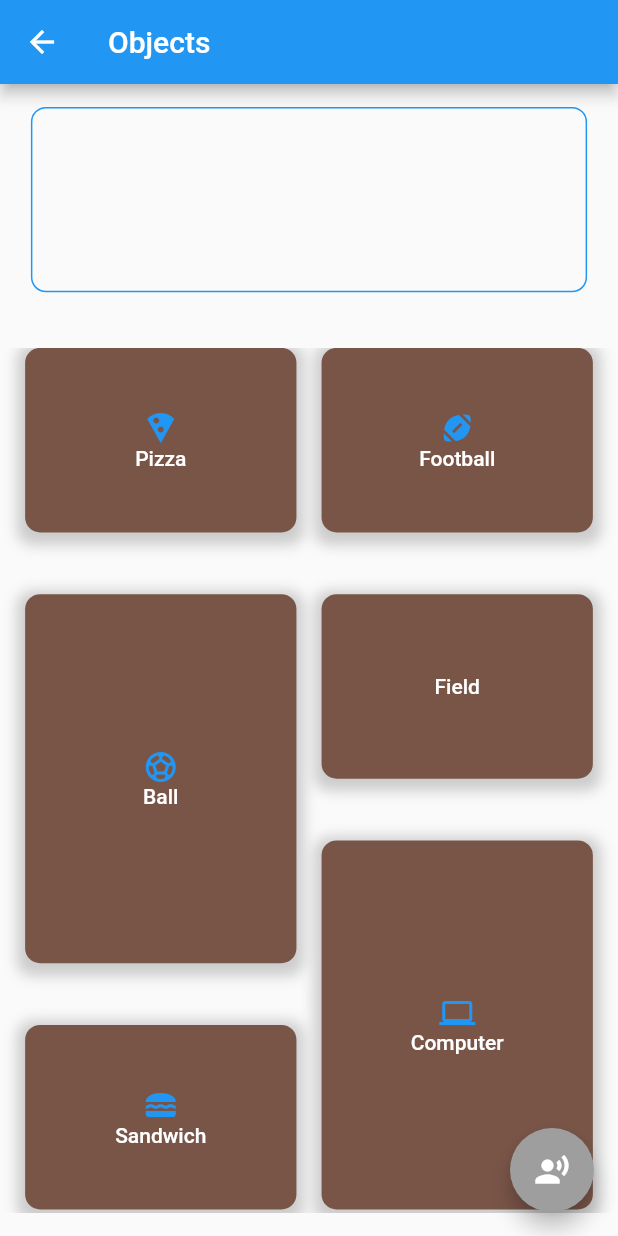
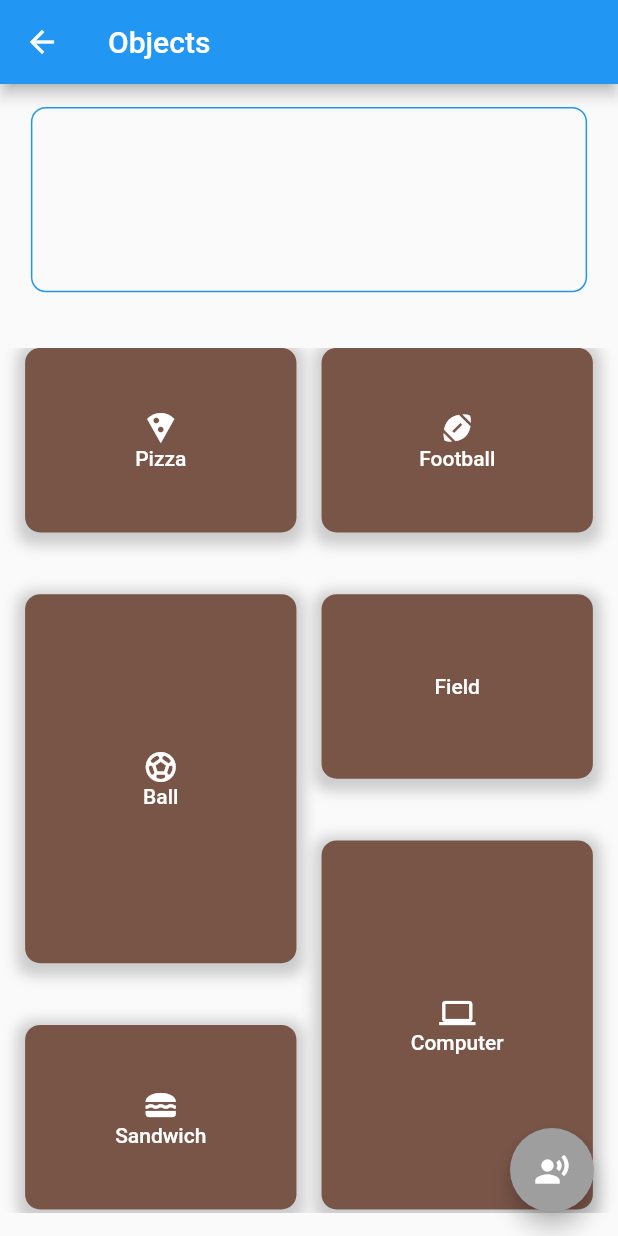
Before and after one commit to apfox500/AAC-App, a Flutter app: the ObjectsPage screen opened directly with empty values, on a phone screen of 412 x 824 dp. Run offline on Flutter 3.47's test engine with Material 2 defaults, Android fonts, the phone set to English and light mode, and no system bars; our stand-ins replace firebase_auth, firebase_core, flutter_tts; accounts and stored records are empty.

Commit message:
(hopefully) finished objects page alongside rest of app

```diff
--- a/lib/main.dart
+++ b/lib/main.dart
@@ -8,6 +8,7 @@ import 'login.dart' show LoginPage;
 import 'actions.dart' show ActionsPage;
 import 'package:thoughtspeech/common_sentences.dart' show CommonSentencesPage;
 import 'pronouns.dart' show PronounsPage;
+import 'objects.dart' show ObjectsPage;
 
 void main() async {
   WidgetsFlutterBinding.ensureInitialized();
@@ -77,6 +78,7 @@ class _MyHomePageState extends State<MyHomePage> {
           // Here we take the value from the MyHomePage object that was created by
           // the App.build method, and use it to set our appbar title.
           title: Text(widget.title),
+          automaticallyImplyLeading: false,
           actions: [
             Padding(
               padding: const EdgeInsets.all(8),
@@ -155,7 +157,15 @@ class _MyHomePageState extends State<MyHomePage> {
                 width: MediaQuery.of(context).size.width * .89,
                 height: MediaQuery.of(context).size.height * .15,
                 child: TextButton(
-                    onPressed: () {},
+                    onPressed: () {
+                      Navigator.push(
+                          context,
+                          MaterialPageRoute(
+                              builder: (context) => ObjectsPage(
+                                    voiceText: _voiceText,
+                                    setTextValue: _handleVoiceTextChanged,
+                                  )));
+                    },
                     child: Text(
                       "Objects",
                       style: TextStyle(color: Theme.of(context).colorScheme.onBackground),
--- a/lib/objects.dart
+++ b/lib/objects.dart
@@ -6,32 +6,24 @@ import 'package:flutter_tts/flutter_tts.dart';
 // This needs to be divisible by 7 or it goes poorly
 //TODO: Double click for plural
 List<Thing> objects = [
-  Thing(name: "Pizza", icon: const Icon(Icons.local_pizza)),
-  Thing(name: "Ball", icon: const Icon(Icons.sports_soccer)),
-  Thing(name: "Sandwich", icon: const Icon(Icons.lunch_dining)),
-  Thing(name: "Football", icon: const Icon(Icons.sports_football)),
+  Thing(name: "Pizza", icon: const Icon(Icons.local_pizza, color: Colors.white)),
+  Thing(name: "Ball", icon: const Icon(Icons.sports_soccer, color: Colors.white)),
+  Thing(name: "Sandwich", icon: const Icon(Icons.lunch_dining, color: Colors.white)),
+  Thing(name: "Football", icon: const Icon(Icons.sports_football, color: Colors.white)),
   Thing(name: "Field"),
-  Thing(name: "Computer", icon: const Icon(Icons.computer)),
-  Thing(name: "Pencil", icon: const Icon(Icons.edit)),
-  Thing(name: "Paper", icon: const Icon(Icons.description)),
+  Thing(name: "Computer", icon: const Icon(Icons.computer, color: Colors.white)),
+  Thing(name: "Pencil", icon: const Icon(Icons.edit, color: Colors.white)),
+  Thing(name: "Paper", icon: const Icon(Icons.description, color: Colors.white)),
   Thing(
     name: "Pen",
   ),
-  Thing(
-    name: "School",
-  ),
+  Thing(name: "School", icon: const Icon(Icons.school, color: Colors.white)),
   Thing(
     name: "Airpods",
   ),
-  Thing(
-    name: "Phone",
-  ),
-  Thing(
-    name: "TV",
-  ),
-  Thing(
-    name: "Water",
-  ),
+  Thing(name: "Phone", icon: const Icon(Icons.phone_iphone, color: Colors.white)),
+  Thing(name: "TV", icon: const Icon(Icons.tv, color: Colors.white)),
+  Thing(name: "Water", icon: const Icon(Icons.water, color: Colors.white)),
 ];
 String _currentVoiceText = "";
 
```
